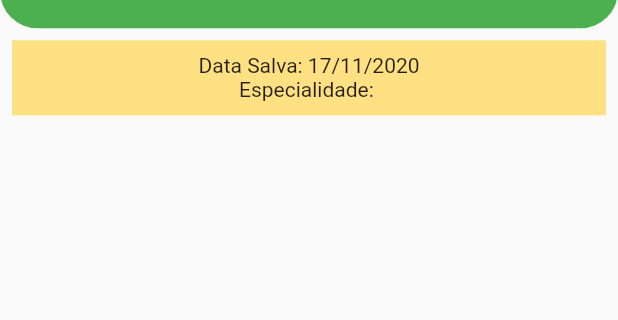
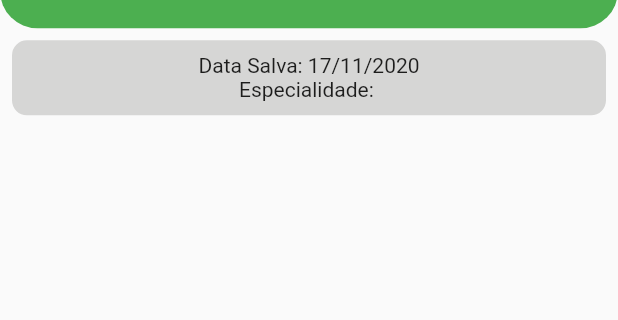
Before and after one commit to lisboapg93/marqueaqui, a Flutter app: the screen it shows after launch, on a phone screen of 412 x 824 dp, the part 62-382 px from its top. Run offline on Flutter 3.47's test engine with Material 2 defaults, Android fonts, the phone set to English and light mode, and no system bars; our stand-ins replace shared_preferences.

Commit message:
fix colors

```diff
--- a/lib/pages/home_page.dart
+++ b/lib/pages/home_page.dart
@@ -63,8 +63,10 @@ class _HomePageState extends State<HomePage> {
         padding: const EdgeInsets.all(8),
         children: <Widget>[
           Container(
-            height: 50,
-            color: Colors.amber[200],
+            height: 50,decoration: BoxDecoration(
+              border: Border.all(width: 3, color: const Color.fromARGB(255, 214, 214, 213)),borderRadius: BorderRadius.circular(10),
+            color: const Color.fromARGB(255, 214, 214, 213),
+            ),
             child: Column(
               // Use um Column para organizar os Text widgets verticalmente
               mainAxisAlignment: MainAxisAlignment.center,
```
